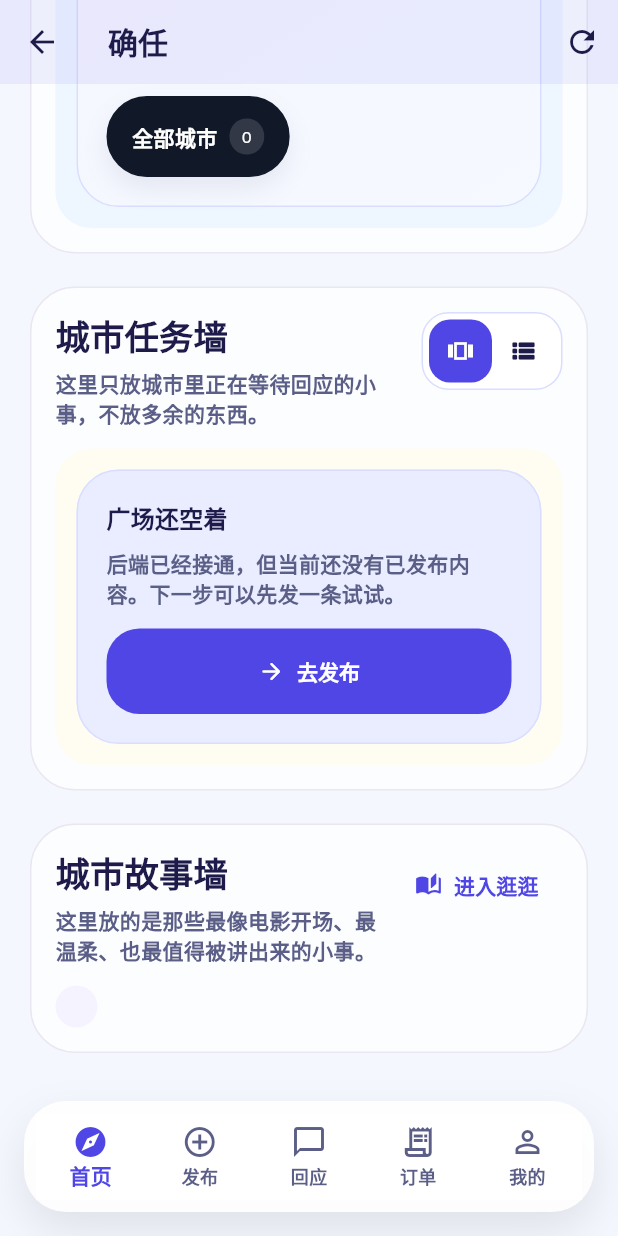
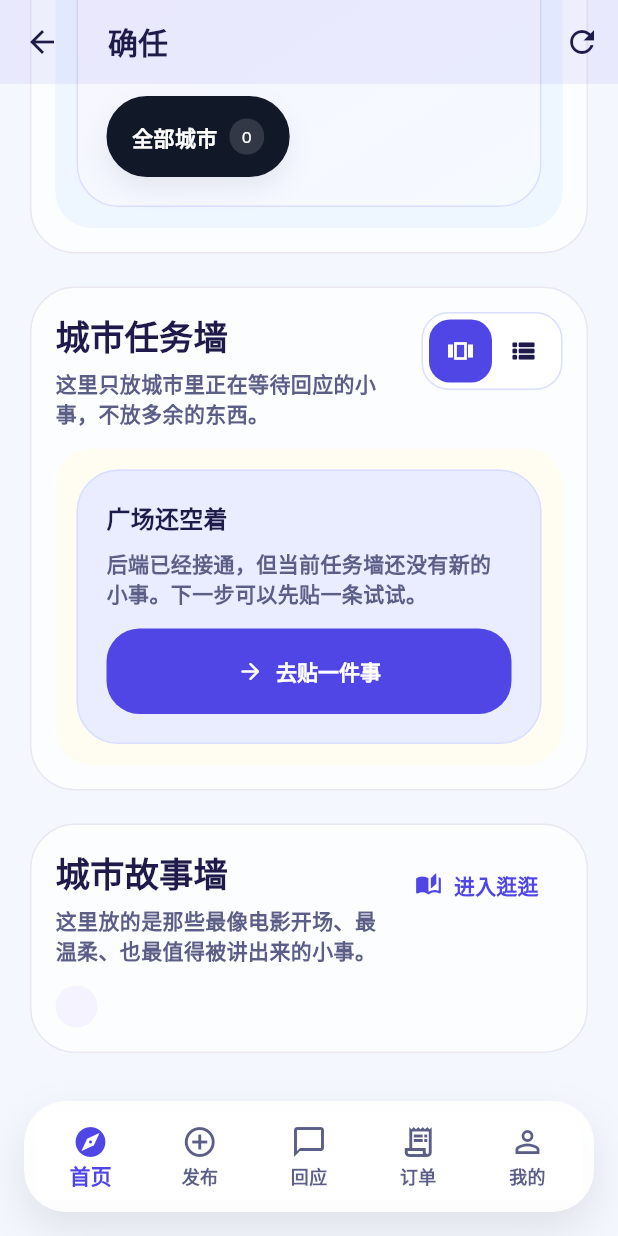
Before and after one commit to Dreamyyxt/Nodoubt, a Flutter app: the AppShellPage screen opened directly, scrolled down 1464 dp, on a phone screen of 412 x 824 dp. Run offline on Flutter 3.47's test engine with Material 3 defaults, Android fonts, the phone set to English and light mode, and no system bars; our stand-ins replace google_fonts, web; missing offline and left inert: dart:js_interop, dart:ui_web; accounts and stored records are empty.

Commit message:
feat: retone home cards and story wall around entrusted moments

```diff
--- a/apps/app-mobile/lib/features/home/presentation/home_page.dart
+++ b/apps/app-mobile/lib/features/home/presentation/home_page.dart
@@ -214,9 +214,9 @@ class _HomePageState extends State<HomePage> {
                         return _StateCard(
                           title: activeFilterCount == 0 ? '广场还空着' : '没有找到匹配内容',
                           description: activeFilterCount == 0
-                              ? '后端已经接通，但当前还没有已发布内容。下一步可以先发一条试试。'
+                              ? '后端已经接通，但当前任务墙还没有新的小事。下一步可以先贴一条试试。'
                               : '换个关键词、服务方式或排序试试，或者清空筛选看全部内容。',
-                          actionLabel: activeFilterCount == 0 ? '去发布' : '清空筛选',
+                          actionLabel: activeFilterCount == 0 ? '去贴一件事' : '清空筛选',
                           onAction: activeFilterCount == 0
                               ? () {
                                   Navigator.of(context).push(
@@ -624,7 +624,7 @@ class _DiscoveryControlPanel extends StatelessWidget {
               onChanged: onSearchChanged,
               decoration: InputDecoration(
                 prefixIcon: const Icon(Icons.search_rounded),
-                hintText: '搜任务标题、技能关键词、发布者、城市',
+                hintText: '搜任务标题、技能关键词、发起人、城市',
                 suffixIcon: search.isEmpty
                     ? null
                     : IconButton(
@@ -720,7 +720,7 @@ class _DiscoveryControlPanel extends StatelessWidget {
                     items: const [
                       DropdownMenuItem(
                         value: _ListingSortMode.newest,
-                        child: Text('最新发布'),
+                        child: Text('最新贴出'),
                       ),
                       DropdownMenuItem(
                         value: _ListingSortMode.hottest,
@@ -1502,7 +1502,7 @@ class _ListingCard extends StatelessWidget {
                                 borderRadius: BorderRadius.circular(999),
                               ),
                               child: Text(
-                                isExchange ? '技能交换' : '任务悬赏',
+                                isExchange ? '技能交换' : '城市小事',
                                 style: theme.textTheme.bodySmall,
                               ),
                             ),
@@ -1655,7 +1655,7 @@ class _ListingCard extends StatelessWidget {
                       crossAxisAlignment: CrossAxisAlignment.start,
                       children: [
                         Text(
-                          '${listing.publisherName} 发布',
+                          '${listing.publisherName} 发起',
                           style: theme.textTheme.bodyMedium,
                         ),
                         const SizedBox(height: 4),
@@ -1669,7 +1669,7 @@ class _ListingCard extends StatelessWidget {
                     ),
                   ),
                   Text(
-                    '${listing.applicationCount} 人在看',
+                    '${listing.applicationCount} 次回应',
                     style: theme.textTheme.bodySmall?.copyWith(
                       color: accentColor,
                       fontWeight: FontWeight.w700,
@@ -1964,7 +1964,7 @@ class _DeckCard extends StatelessWidget {
                                     borderRadius: BorderRadius.circular(999),
                                   ),
                                   child: Text(
-                                    isExchange ? '技能交换' : '任务悬赏',
+                                    isExchange ? '技能交换' : '城市小事',
                                     style: theme.textTheme.bodySmall,
                                   ),
                                 ),
@@ -2114,8 +2114,8 @@ class _DeckCard extends StatelessWidget {
                               SizedBox(height: compact ? 2 : 4),
                               Text(
                                 compact
-                                    ? '${listing.applicationCount} 人在看'
-                                    : '${listing.publisherName} 发布',
+                                    ? '${listing.applicationCount} 次回应'
+                                    : '${listing.publisherName} 发起',
                                 style: theme.textTheme.bodyMedium,
                               ),
                             ],
@@ -2458,7 +2458,7 @@ List<_StoryWallCardModel> _buildStoryWallStories({
   }
 
   addListingStory(
-    label: '本周最像电影开场的一件事',
+    label: '最像电影开场的一件事',
     listing: featuredStory,
     meta: featuredStory?.listingType == 'EXCHANGE' ? '精选交换' : '人工精选',
     icon: Icons.auto_awesome_rounded,
@@ -2469,7 +2469,7 @@ List<_StoryWallCardModel> _buildStoryWallStories({
     summaryBuilder: _featuredStorySummary,
   );
   addListingStory(
-    label: '这一周最温柔的托付',
+    label: '最温柔的一次托付',
     listing: warmStory.firstOrNull,
     meta: '城市陪伴',
     icon: Icons.favorite_rounded,
@@ -2478,7 +2478,7 @@ List<_StoryWallCardModel> _buildStoryWallStories({
     summaryBuilder: _warmStorySummary,
   );
   addListingStory(
-    label: '这件事居然真的有人发',
+    label: '这件事居然真的发生了',
     listing: wildStory.firstOrNull,
     meta: '故事感任务',
     icon: Icons.bolt_rounded,
@@ -2493,7 +2493,7 @@ List<_StoryWallCardModel> _buildStoryWallStories({
   if (completed != null) {
     cards.add(
       _StoryWallCardModel(
-        label: '已经被认真完成的一件小事',
+        label: '已经被认真做成的一件小事',
         title: completed.listingTitle,
         summary:
             '${_cityLabel(completed.cityCode).ifEmpty('这座城市')}刚刚完成了一笔真实合作，故事最可贵的地方不是“有人围观”，而是真的有人把这件事做成了。',
@@ -2543,13 +2543,13 @@ StoryCategory _storyCategoryFromLabel(String label) {
 
 String _storyBodyFromLabel(_StoryWallCardModel story) {
   switch (story.label) {
-    case '本周最像电影开场的一件事':
+    case '最像电影开场的一件事':
       return '这条任务会被放进故事墙，不是因为它像一条更贵的单子，而是因为它本身自带画面感。有人想把普通生活过得更像电影，有人想去一个城市角落留下证据，这类需求才是确任和传统兼职平台最不一样的地方。';
-    case '这一周最温柔的托付':
+    case '最温柔的一次托付':
       return '有些任务并不宏大，甚至没有那么“高效”，但它们很像城市里真实发生的求助和陪伴。故事墙想留下的，正是这种在现实生活里不太容易被平台认真对待的小需求。 ';
-    case '已经被认真完成的一件小事':
-      return '这笔合作已经完成，说明平台不只是停留在“有人发、有人看”，而是真的有人见面、有人交付、有人把一件事做成。逛逛内容流最值得沉淀的，就是这种已经发生过的真实协作。';
-    case '这件事居然真的有人发':
+    case '已经被认真做成的一件小事':
+      return '这笔合作已经完成，说明平台不只是停留在“有人贴、有人看”，而是真的有人见面、有人交付、有人把一件事做成。逛逛内容流最值得沉淀的，就是这种已经发生过的真实协作。';
+    case '这件事居然真的发生了':
       return '一些任务看起来离谱，但真正让人记住它们的，不是离谱本身，而是那种“这事居然真的会发生在城市里”的真实感。这样的任务更容易被讨论，也更适合变成照片和短视频内容。';
     default:
       return '每一条任务都不只是一个需求说明，它背后往往都藏着一段具体的城市生活。逛逛内容流的意义，就是把这些生活瞬间收集起来，让确任不只是一套撮合系统。';
@@ -2581,13 +2581,13 @@ String _listingMoodLabel(AppListing listing) {
   if (listing.listingType == 'EXCHANGE') {
     return '互相成全';
   }
-  return '城市小事';
+  return '认真托付';
 }
 
 String _listingTeaser(AppListing listing) {
   final text = listing.description.trim();
   if (text.isEmpty) {
-    return '有人想认真把一件小事做成，也在等一个愿意出现的人。';
+    return '有人把一件小事贴上了任务墙，也在等一个愿意出现的人。';
   }
   if (text.length <= 46) {
     return text;
```
